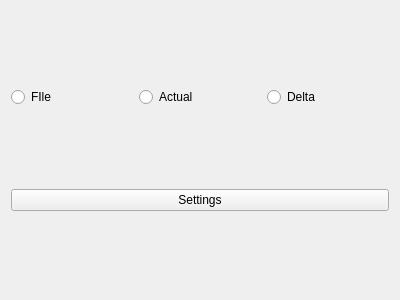
Mattia-Sacchi/A3D, file Widgets/calibrationwidget.ui: the form before one commit.
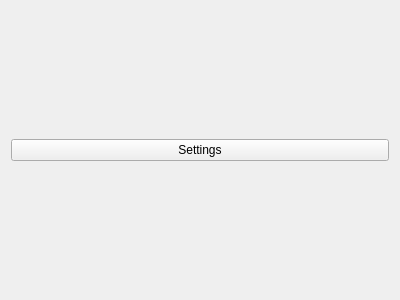
The form after the commit.

Diff of the .ui file:
```diff
--- a/Widgets/calibrationwidget.ui
+++ b/Widgets/calibrationwidget.ui
@@ -14,31 +14,6 @@
    <string>Form</string>
   </property>
   <layout class="QVBoxLayout" name="verticalLayout">
-   <item>
-    <layout class="QHBoxLayout" name="horizontalLayout">
-     <item>
-      <widget class="QRadioButton" name="radioButton_3">
-       <property name="text">
-        <string>FIle</string>
-       </property>
-      </widget>
-     </item>
-     <item>
-      <widget class="QRadioButton" name="radioButton_2">
-       <property name="text">
-        <string>Actual</string>
-       </property>
-      </widget>
-     </item>
-     <item>
-      <widget class="QRadioButton" name="radioButton">
-       <property name="text">
-        <string>Delta</string>
-       </property>
-      </widget>
-     </item>
-    </layout>
-   </item>
    <item>
     <widget class="QPushButton" name="settingsButton">
      <property name="text">
```
